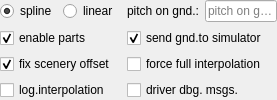
Above: src/blackgui/editors/interpolationsetupform.ui from swift-project/pilotclient before the change. Below: the same form after it.
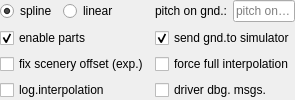
That is the form after the change.

```diff
--- a/src/blackgui/editors/interpolationsetupform.ui
+++ b/src/blackgui/editors/interpolationsetupform.ui
@@ -60,10 +60,10 @@
    <item row="2" column="0">
     <widget class="QCheckBox" name="cb_FixSceneryOffset">
      <property name="text">
-      <string>fix scenery offset</string>
+      <string>fix scenery offset (exp.)</string>
      </property>
      <property name="checked">
-      <bool>true</bool>
+      <bool>false</bool>
      </property>
     </widget>
    </item>
```
Left out of the diff: 3 changed lines with no effect on the pictures.
